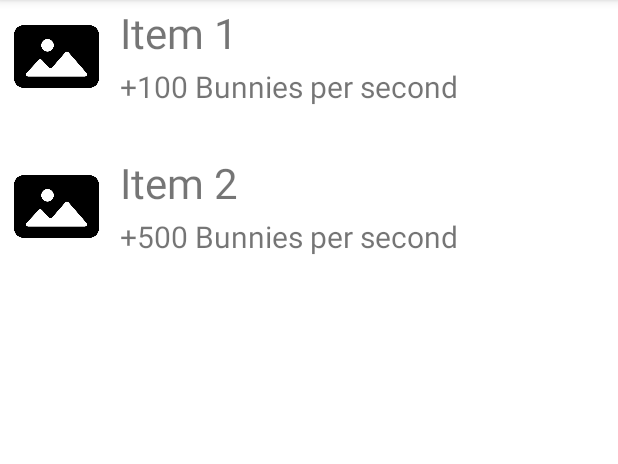
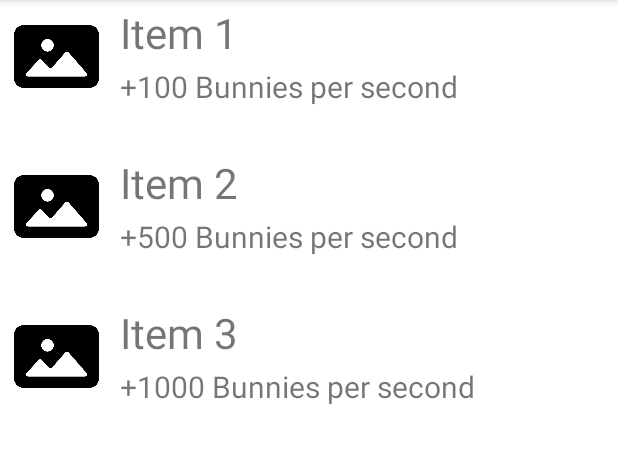
Before and after one commit to KennyCheung3/bunnyclicker, an Android app: the screen it shows after launch (MainActivity), after a tap on "GO TO SHOP", on a phone screen of 412 x 824 dp, the part 84-548 px from its top. Run offline under Robolectric (Android 15) with nearby library versions, the phone set to English and light mode, and no system bars.

Commit message:
added third item to the itemlist

```diff
--- a/app/src/main/java/com/example/cookieclicker/MainActivity.java
+++ b/app/src/main/java/com/example/cookieclicker/MainActivity.java
@@ -41,6 +41,7 @@ public class MainActivity extends AppCompatActivity {
 
     private TextView tvCps;
 
+
     private int[] Images = {R.drawable.cursor};
     private String[] Names = {"Item 1"};
     private String[] Description = {"+100 Bunnies per second"};
@@ -48,6 +49,18 @@ public class MainActivity extends AppCompatActivity {
     private int[] Images2 = {R.drawable.cursor2};
     private String[] Names2 = {"Item 2"};
     private String[] Description2 = {"+500 Bunnies per second"};
+
+    private int[] Images3 = {R.drawable.cursor3};
+    private String[] Names3 = {"Item 3"};
+    private String[] Description3 = {"+1000 Bunnies per second"};
+
+
+    private int itemID1 = 1;
+
+    private int itemID2 = 2;
+
+    private int[][] imgArray = new int[][] { { 5,  }};
+
 
 
     @Override
@@ -244,13 +257,22 @@ public class MainActivity extends AppCompatActivity {
             ((TextView)convertView.findViewById(R.id.tvName2)).setText(Names2[position]);
             ((TextView)convertView.findViewById(R.id.tvDescription2)).setText(Description2[position]);
 
-            int imgItem2 = 2;
+            ((ImageView)convertView.findViewById(R.id.imgItem3)).setImageResource(Images3[position]);
+            ((TextView)convertView.findViewById(R.id.tvName3)).setText(Names3[position]);
+            ((TextView)convertView.findViewById(R.id.tvDescription3)).setText(Description3[position]);
+
+
 
             convertView.setOnClickListener(new View.OnClickListener() {
                 @Override
                 public void onClick(View v) {
 
 
+
+
+
+
+                /*
 
                     if (getCount() == 1) {
                         if (points > 100) {
@@ -269,6 +291,9 @@ public class MainActivity extends AppCompatActivity {
                                    .show();
                         }
                     }
+
+                    */
+
                 }
             });
 
--- a/app/src/main/res/layout/item_listview.xml
+++ b/app/src/main/res/layout/item_listview.xml
@@ -58,6 +58,34 @@
         android:textSize="20sp" />
 
 
+    <ImageView
+        android:id="@+id/imgItem3"
+        android:layout_width="75dp"
+        android:layout_height="75dp"
+        android:background="@mipmap/ic_launcher"
+        android:layout_x="0dp"
+        android:layout_y="200dp"
+        />
+
+    <TextView
+        android:id="@+id/tvName3"
+        android:layout_width="match_parent"
+        android:layout_height="wrap_content"
+        android:layout_x="80dp"
+        android:layout_y="203dp"
+        android:text="00000"
+        android:textSize="28sp" />
+
+    <TextView
+        android:id="@+id/tvDescription3"
+        android:layout_width="match_parent"
+        android:layout_height="wrap_content"
+        android:layout_x="80dp"
+        android:layout_y="244dp"
+        android:text="00000"
+        android:textSize="20sp" />
+
+
 
 
 </AbsoluteLayout>
```
Also changed, not shown: app/src/main/res/drawable/cursor3.jpg (added).
